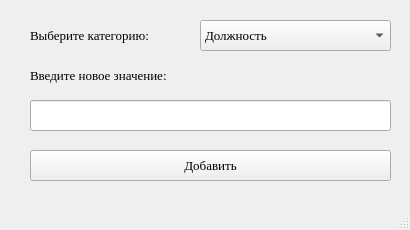
First picture: the form in AddOtherMenu.ui, repository MatAfan/YandexProject1, before the edit.
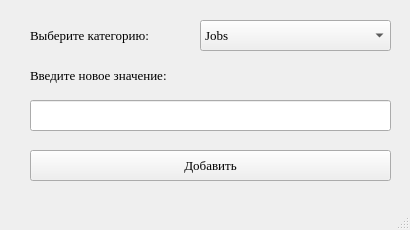
Second picture: the form after the edit.

```diff
--- a/AddOtherMenu.ui
+++ b/AddOtherMenu.ui
@@ -37,7 +37,7 @@
     </property>
     <item>
      <property name="text">
-      <string>Должность</string>
+      <string>Jobs</string>
      </property>
     </item>
     <item>
```
Left out of the diff: 4 changed lines with no effect on the pictures.
